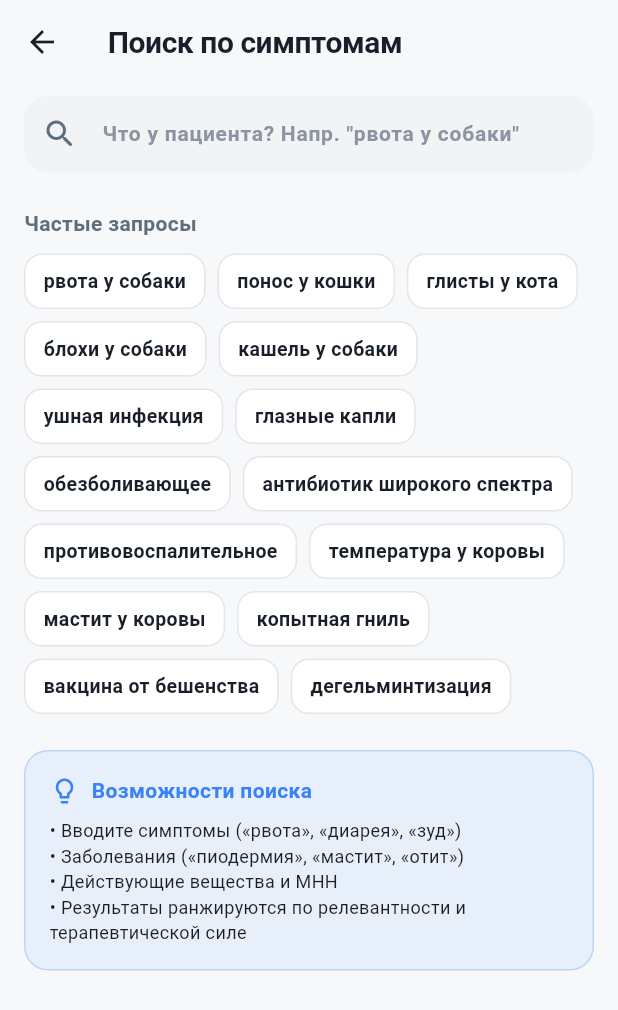
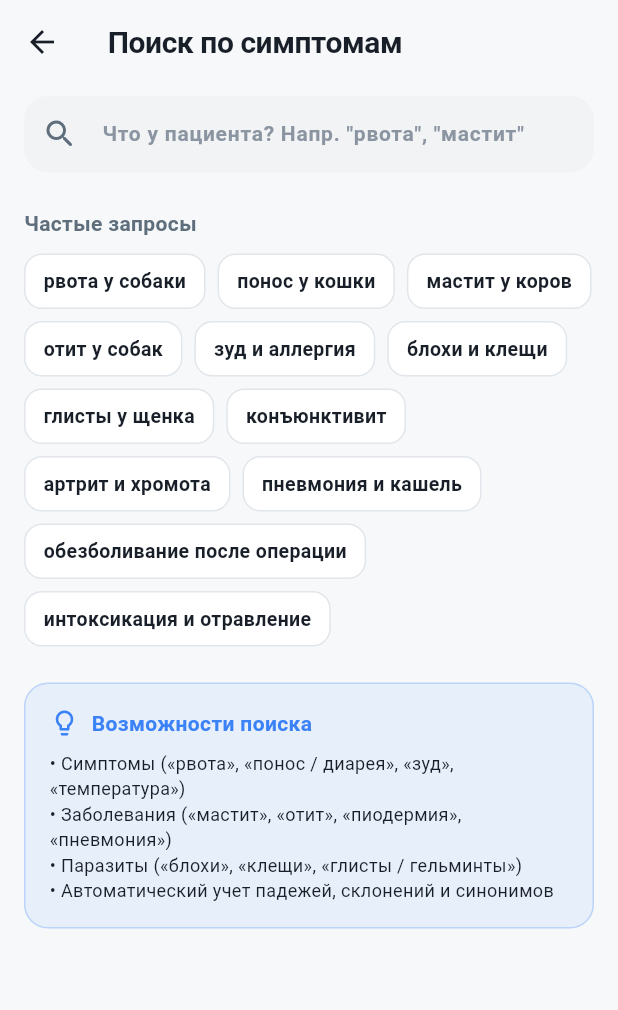
Before and after one commit to shray77/vetvoice, a Flutter app: the SymptomSearchScreen screen opened directly, on a phone screen of 412 x 824 dp. Shown: the top 1010 px of the screen. Run offline on Flutter 3.47's test engine with Material 3 defaults, Android fonts, the phone set to English and light mode, and no system bars; our stand-ins replace flutter_tts, pdf, printing, share_plus, shared_preferences, speech_to_text; accounts and stored records are empty; network calls fail; statements that could not run were skipped.

Commit message:
fix: restore Cyrillic support, Russian stemming, and synonyms in symptom search service

```diff
--- a/lib/screens/symptom_search_screen.dart
+++ b/lib/screens/symptom_search_screen.dart
@@ -1,9 +1,10 @@
 import 'package:flutter/material.dart';
 import '../models/calc_drug.dart';
+import '../providers/vet_provider.dart';
 import '../services/symptom_search_service.dart';
 import '../utils/app_theme.dart';
 
-/// SymptomSearchScreen — поиск препаратов по симптомам и показаниям
+/// SymptomSearchScreen — поиск препаратов по симптомам, показаниям и синдромам
 class SymptomSearchScreen extends StatefulWidget {
   final void Function(CalcDrug)? onDrugSelected;
 
@@ -52,8 +53,9 @@ class _SymptomSearchScreenState extends State<SymptomSearchScreen> {
       });
       return;
     }
+    final activeAnimal = VetProvider().selectedAnimal?.name;
     setState(() {
-      _results = _searchService.search(query, limit: 30);
+      _results = _searchService.search(query, animalFilter: activeAnimal, limit: 40);
       _hasSearched = true;
     });
   }
@@ -61,6 +63,7 @@ class _SymptomSearchScreenState extends State<SymptomSearchScreen> {
   @override
   Widget build(BuildContext context) {
     final isDark = AppTheme.isDark(context);
+    final activeAnimal = VetProvider().selectedAnimal;
 
     return Scaffold(
       backgroundColor: AppTheme.backgroundColor(context),
@@ -71,6 +74,28 @@ class _SymptomSearchScreenState extends State<SymptomSearchScreen> {
           ? const Center(child: CircularProgressIndicator(color: AppTheme.safeGreen))
           : Column(
               children: [
+                // Активное животное (если выбрано)
+                if (activeAnimal != null)
+                  Container(
+                    width: double.infinity,
+                    padding: const EdgeInsets.symmetric(horizontal: 16, vertical: 8),
+                    color: AppTheme.safeGreen.withOpacity(isDark ? 0.12 : 0.08),
+                    child: Row(
+                      children: [
+                        Text(activeAnimal.icon, style: const TextStyle(fontSize: 16)),
+                        const SizedBox(width: 8),
+                        Text(
+                          'Приоритет для: ${activeAnimal.name}',
+                          style: TextStyle(
+                            fontSize: 12,
+                            fontWeight: FontWeight.w600,
+                            color: isDark ? AppTheme.safeGreenLight : AppTheme.safeGreenDark,
+                          ),
+                        ),
+                      ],
+                    ),
+                  ),
+
                 // Поле поиска
                 Container(
                   padding: const EdgeInsets.symmetric(horizontal: 16, vertical: 8),
@@ -84,7 +109,7 @@ class _SymptomSearchScreenState extends State<SymptomSearchScreen> {
                       color: AppTheme.textPrimaryColor(context),
                     ),
                     decoration: InputDecoration(
-                      hintText: 'Что у пациента? Напр. "рвота у собаки"',
+                      hintText: 'Что у пациента? Напр. "рвота", "мастит"',
                       prefixIcon: Icon(Icons.search_rounded, color: AppTheme.textSecondaryColor(context)),
                       suffixIcon: _controller.text.isNotEmpty
                           ? IconButton(
@@ -99,7 +124,7 @@ class _SymptomSearchScreenState extends State<SymptomSearchScreen> {
                     onSubmitted: _performSearch,
                     onChanged: (value) {
                       setState(() {});
-                      Future.delayed(const Duration(milliseconds: 250), () {
+                      Future.delayed(const Duration(milliseconds: 200), () {
                         if (_controller.text == value) {
                           _performSearch(value);
                         }
@@ -188,11 +213,10 @@ class _SymptomSearchScreenState extends State<SymptomSearchScreen> {
               ),
               const SizedBox(height: 8),
               Text(
-                '• Вводите симптомы («рвота», «диарея», «зуд»)\n'
-                '• Заболевания («пиодермия», '
-                '«мастит», «отит»)\n'
-                '• Действующие вещества и МНН\n'
-                '• Результаты ранжируются по релевантности и терапевтической силе',
+                '• Симптомы («рвота», «понос / диарея», «зуд», «температура»)\n'
+                '• Заболевания («мастит», «отит», «пиодермия», «пневмония»)\n'
+                '• Паразиты («блохи», «клещи», «глисты / гельминты»)\n'
+                '• Автоматический учет падежей, склонений и синонимов',
                 style: TextStyle(
                   fontSize: 12,
                   color: AppTheme.textPrimaryColor(context),
@@ -249,10 +273,11 @@ class _SymptomSearchScreenState extends State<SymptomSearchScreen> {
           result: r,
           rank: index + 1,
           onTap: () {
+            VetProvider().selectDrug(r.drug);
             if (widget.onDrugSelected != null) {
               widget.onDrugSelected!(r.drug);
-              Navigator.pop(context);
             }
+            Navigator.pop(context);
           },
         );
       },
@@ -294,7 +319,7 @@ class _SearchResultCard extends StatelessWidget {
           child: Row(
             crossAxisAlignment: CrossAxisAlignment.start,
             children: [
-              // Ранг / Значок категории
+              // Значок категории
               Container(
                 width: 38,
                 height: 38,
@@ -395,6 +420,20 @@ class _SearchResultCard extends StatelessWidget {
                             )),
                       ],
                     ),
+                    if (drug.indications.isNotEmpty)
+                      Padding(
+                        padding: const EdgeInsets.only(top: 6),
+                        child: Text(
+                          drug.indications,
+                          style: TextStyle(
+                            fontSize: 11,
+                            color: AppTheme.textSecondaryColor(context),
+                            height: 1.3,
+                          ),
+                          maxLines: 2,
+                          overflow: TextOverflow.ellipsis,
+                        ),
+                      ),
                     if (drug.dosePerKg > 0)
                       Padding(
                         padding: const EdgeInsets.only(top: 6),
--- a/lib/services/symptom_search_service.dart
+++ b/lib/services/symptom_search_service.dart
@@ -1,31 +1,13 @@
-// SymptomSearchService — поиск препаратов по показаниям/симптомам.
-//
-// Использует обратный индекс: для каждого ключевого слова из indications
-// хранится список drug_id. При поиске — пересекаем множества.
-//
-// Источник данных: drugs_calc.json → drug.indications
-//
-// Использование:
-//   final svc = SymptomSearchService();
-//   await svc.init();
-//   final results = svc.search('рвота у собаки');
-//   // results: [{ drug: CalcDrug, score: 3, matched_terms: ['рвота', 'собак'] }]
-//
-// Алгоритм поиска:
-//   1. Нормализуем запрос: lower-case, удаление пунктуации
-//   2. Токенизация: разбиваем на слова, убираем стоп-слова
-//   3. Для каждого токена ищем в обратном индексе
-//   4. Сортируем по количеству совпадений (score)
-//   5. Возвращаем top-N результатов
-
 import 'dart:convert';
+import 'dart:isolate';
 import 'package:flutter/foundation.dart';
 import 'package:flutter/services.dart' show rootBundle;
 import '../models/calc_drug.dart';
+import '../providers/vet_provider.dart';
 
 class SearchResult {
   final CalcDrug drug;
-  final int score;             // количество совпавших токенов
+  final int score;
   final List<String> matchedTerms;
 
   const SearchResult({
@@ -35,10 +17,14 @@ class SearchResult {
   });
 }
 
+/// Сервис полнотекстового и семантического поиска препаратов по симптомам, показаниям и синдромам
 class SymptomSearchService {
+  static final SymptomSearchService _instance = SymptomSearchService._internal();
+  factory SymptomSearchService() => _instance;
+  SymptomSearchService._internal();
+
   static const String _assetPath = 'assets/data/drugs_calc.json';
 
-  // Стоп-слова — не индексируем
   static const Set<String> _stopWords = {
     'и', 'или', 'не', 'на', 'в', 'с', 'по', 'для', 'при', 'к', 'от',
     'до', 'из', 'у', 'о', 'об', 'за', 'что', 'это', 'как', 'так',
@@ -46,120 +32,270 @@ class SymptomSearchService {
     'at', 'by', 'with', 'from', 'as',
   };
 
-  final Map<String, Set<int>> _index = {};  // token -> {drug_id, ...}
-  final Map<int, CalcDrug> _drugs = {};     // drug_id -> CalcDrug
+  // Русские окончания для стемминга
+  static const List<String> _russianEndings = [
+    'ами', 'ями', 'ого', 'его', 'ому', 'ему', 'ыми', 'ими',
+    'ых', 'их', 'ой', 'ей', 'ам', 'ям', 'ов', 'ев', 'ах', 'ях',
+    'ия', 'ии', 'ию', 'ие', 'ые', 'ое', 'ая', 'яя', 'ую', 'юю',
+    'ат', 'ят', 'ет', 'ит', 'ть', 'ти', 'ся', 'сь',
+    'а', 'я', 'у', 'ю', 'е', 'о', 'ы', 'и', 'ь',
+  ];
+
+  // Синонимы и связанные термины в ветеринарии
+  static const Map<String, List<String>> _synonyms = {
+    'рвот': ['тошнот', 'рвотн', 'маропитант', 'церукал', 'метоклопрамид', 'гастрит'],
+    'тошнот': ['рвот', 'рвотн'],
+    'понос': ['диаре', 'энтерит', 'жидк стул', 'колит', 'гастроэнтерит'],
+    'диаре': ['понос', 'энтерит', 'колит', 'гастроэнтерит'],
+    'мастит': ['вымя', 'маститн', 'молочн желез'],
+    'отит': ['ушн', 'ух', 'слухов проход'],
+    'ух': ['отит', 'ушн'],
+    'зуд': ['дерматит', 'аллерги', 'чешет', 'алопеци', 'кожи', 'экзем'],
+    'блох': ['клещ', 'эктопаразит', 'инсектоакарицид', 'акарицид', 'инсектицид', 'фипронил'],
+    'клещ': ['блох', 'эктопаразит', 'инсектоакарицид', 'акарицид', 'пироплазмоз', 'бабезиоз'],
+    'глист': ['гельминт', 'нематод', 'цестод', 'дегельминтизац', 'паразит', 'аскарид'],
+    'гельминт': ['глист', 'нематод', 'цестод', 'дегельминтизац'],
+    'глаз': ['конъюнктивит', 'кератит', 'глазн', 'слезотечен', 'блефарит'],
+    'конъюнктивит': ['глаз', 'кератит', 'глазн'],
+    'сустав': ['артрит', 'артроз', 'хромот', 'нпвс', 'бол', 'синовит'],
+    'бол': ['обезболиван', 'анальгези', 'нпвс', 'спазм', 'воспален', 'мелоксикам'],
+    'температур': ['лихорадк', 'жар', 'гипертерми', 'жаропонижающ'],
+    'лихорадк': ['температур', 'жар', 'гипертерми'],
+    'кашел': ['бронхит', 'пневмони', 'трахеит', 'легк', 'дыхательн'],
+    'пневмони': ['кашел', 'бронхит', 'легк', 'антибиотик'],
+    'ран': ['язв', 'порез', 'заживлен', 'антисептик', 'травм', 'шов'],
+    'сердц': ['кардио', 'сердечн', 'миокард', 'ветмедин', 'пимобендан', 'хсн'],
+    'почк': ['нефрит', 'почечн', 'хпн', 'цистит', 'урологич'],
+    'цистит': ['почк', 'мочеиспускан', 'мочев', 'урологич'],
+    'печен': ['гепатит', 'печеночн', 'гепатопротектор'],
+  };
+
+  static const Map<String, String> _speciesKeywords = {
+    'собак': 'Собаки',
+    'пёс': 'Собаки',
+    'пес': 'Собаки',
+    'щен': 'Собаки',
+    'кошк': 'Кошки',
+    'кот': 'Кошки',
+    'котят': 'Кошки',
+    'коров': 'КРС',
+    'бык': 'КРС',
+    'теленок': 'КРС',
+    'телёнок': 'КРС',
+    'крс': 'КРС',
+    'свин': 'Свиньи',
+    'порос': 'Свиньи',
+    'хряк': 'Свиньи',
+    'овц': 'Овцы',
+    'баран': 'Овцы',
+    'ягнен': 'Овцы',
+    'коз': 'Овцы',
+    'лошад': 'Лошади',
+    'кон': 'Лошади',
+    'жереб': 'Лошади',
+    'птиц': 'Птица',
+    'кур': 'Птица',
+    'цыплен': 'Птица',
+    'кролик': 'Кролики',
+  };
+
+  final Map<String, Set<int>> _index = {};
+  final Map<int, CalcDrug> _drugs = {};
   bool _isLoaded = false;
 
   bool get isLoaded => _isLoaded;
   int get indexedDrugs => _drugs.length;
 
-  /// Загрузить базу и построить индекс.
+  /// Инициализация индекса (из VetProvider или файла)
   Future<void> init() async {
-    if (_isLoaded) return;
+    if (_isLoaded && _drugs.isNotEmpty) return;
+
     try {
+      // 1. Пробуем взять уже загруженные данные из VetProvider (0 мс задержки)
+      final provider = VetProvider();
+      if (provider.allCalcDrugs.isNotEmpty) {
+        _buildIndexFromDrugs(provider.allCalcDrugs);
+        _isLoaded = true;
+        debugPrint('✅ SymptomSearch: быстрый старт из VetProvider (${_drugs.length} преп., ${_index.length} токенов)');
+        return;
+      }
+
+      // 2. Иначе парсим в фоне через Isolate
       final jsonString = await rootBundle.loadString(_assetPath);
-      final data = jsonDecode(jsonString) as Map<String, dynamic>;
-      final drugsList = data['drugs_calc'] as List<dynamic>? ?? [];
+      final rawList = await Isolate.run(() {
+        final data = jsonDecode(jsonString) as Map<String, dynamic>;
+        return (data['drugs_calc'] as List<dynamic>? ?? []);
+      });
 
-      for (final drugJson in drugsList) {
-        try {
-          final drug = CalcDrug.fromJson(drugJson as Map<String, dynamic>);
-          _drugs[drug.id] = drug;
-
-          // Индексируем indications + name + inn + category
-          final text = '${drug.indications} ${drug.name} ${drug.inn} '
-              '${drug.category}';
-          final tokens = _tokenize(text);
-          for (final token in tokens) {
-            _index.putIfAbsent(token, () => {}).add(drug.id);
-          }
-        } catch (e) {
-          debugPrint('SymptomSearch: skip drug #$drugJson: $e');
+      final drugs = <CalcDrug>[];
+      for (final item in rawList) {
+        if (item is Map<String, dynamic>) {
+          try {
+            drugs.add(CalcDrug.fromJson(item));
+          } catch (_) {}
         }
       }
+
+      _buildIndexFromDrugs(drugs);
       _isLoaded = true;
-      debugPrint('SymptomSearch: ${_drugs.length} drugs, '
-          '${_index.length} unique tokens');
+      debugPrint('✅ SymptomSearch: фоновая загрузка (${_drugs.length} преп., ${_index.length} токенов)');
     } catch (e) {
-      debugPrint('SymptomSearch init error: $e');
+      debugPrint('❌ SymptomSearch init error: $e');
     }
   }
 
-  /// Токенизация текста: lower-case, удаление пунктуации, фильтр стоп-слов.
+  void _buildIndexFromDrugs(List<CalcDrug> drugs) {
+    _drugs.clear();
+    _index.clear();
+
+    for (final drug in drugs) {
+      _drugs[drug.id] = drug;
+
+      final text = '${drug.name} ${drug.inn} ${drug.indications} ${drug.category} '
+          '${drug.subcategory ?? ""} ${drug.animals.join(" ")}';
+      final tokens = _tokenize(text);
+
+      for (final token in tokens) {
+        _index.putIfAbsent(token, () => {}).add(drug.id);
+      }
+    }
+  }
+
+  /// Стемминг русского слова (усечение окончаний)
+  static String _stem(String word) {
+    word = word.toLowerCase().trim();
+    if (word.length <= 3) return word;
+    for (final ending in _russianEndings) {
+      if (word.endsWith(ending) && (word.length - ending.length) >= 3) {
+        return word.substring(0, word.length - ending.length);
+      }
+    }
+    return word;
+  }
+
+  /// Корректная токенизация с поддержкой русского языка
   List<String> _tokenize(String text) {
     final lower = text.toLowerCase();
-    // Удаляем пунктуацию, оставляем буквы/цифры/пробелы
-    final cleaned = lower.replaceAll(RegExp(r'[^\w\s\-]'), ' ');
-    final tokens = cleaned.split(RegExp(r'\s+')).where((t) => t.isNotEmpty);
-    // Фильтр стоп-слов и слишком коротких
-    return tokens
-        .where((t) => t.length >= 3 && !_stopWords.contains(t))
-        .toList();
+    // Сохраняем кириллицу, латиницу, цифры и дефис
+    final cleaned = lower.replaceAll(RegExp(r'[^a-zа-яё0-9\s\-]'), ' ');
+    final rawTokens = cleaned.split(RegExp(r'\s+')).where((t) => t.isNotEmpty);
+
+    final result = <String>{};
+    for (final t in rawTokens) {
+      if (t.length >= 3 && !_stopWords.contains(t)) {
+        result.add(_stem(t));
+      }
+    }
+    return result.toList();
   }
 
-  /// Поиск препаратов по запросу.
-  ///
-  /// Возвращает список, отсортированный по убыванию score.
-  /// [limit] — максимальное число результатов (по умолчанию 20).
-  List<SearchResult> search(String query, {int limit = 20}) {
-    if (!_isLoaded || query.trim().isEmpty) return [];
+  /// Полнотекстовый и синонимический поиск по симптомам
+  List<SearchResult> search(String query, {String? animalFilter, int limit = 30}) {
+    if (!_isLoaded && _drugs.isEmpty) {
+      final provider = VetProvider();
+      if (provider.allCalcDrugs.isNotEmpty) {
+        _buildIndexFromDrugs(provider.allCalcDrugs);
+        _isLoaded = true;
+      }
+    }
 
-    final tokens = _tokenize(query);
-    if (tokens.isEmpty) return [];
+    if (query.trim().isEmpty) return [];
 
-    // Подсчёт совпадений для каждого препарата
-    final Map<int, int> scores = {};        // drug_id -> score
-    final Map<int, Set<String>> matched = {}; // drug_id -> matched terms
+    final rawTokens = _tokenize(query);
+    if (rawTokens.isEmpty) return [];
 
-    for (final token in tokens) {
-      // Точное совпадение
-      final ids = _index[token];
-      if (ids != null) {
-        for (final id in ids) {
-          scores[id] = (scores[id] ?? 0) + 2;  // точное = 2 очка
+    // Определяем вид животного из запроса или фильтра
+    String? targetAnimal = animalFilter;
+    for (final token in rawTokens) {
+      if (_speciesKeywords.containsKey(token)) {
+        targetAnimal = _speciesKeywords[token];
+        break;
+      }
+    }
+
+    // Расширяем токены синонимами
+    final queryTokens = <String>{...rawTokens};
+    for (final token in rawTokens) {
+      if (_synonyms.containsKey(token)) {
+        queryTokens.addAll(_synonyms[token]!);
+      }
+      _synonyms.forEach((key, synList) {
+        if (key.startsWith(token) || token.startsWith(key)) {
+          queryTokens.addAll(synList);
+        }
+      });
+    }
+
+    final Map<int, int> scores = {};
+    final Map<int, Set<String>> matched = {};
+
+    for (final token in queryTokens) {
+      final isOriginalToken = rawTokens.contains(token);
+      final weightMultiplier = isOriginalToken ? 3 : 1;
+
+      // 1. Точное совпадение основы
+      final exactIds = _index[token];
+      if (exactIds != null) {
+        for (final id in exactIds) {
+          scores[id] = (scores[id] ?? 0) + (3 * weightMultiplier);
           matched.putIfAbsent(id, () => {}).add(token);
         }
       }
-      // Частичное совпадение (начинается с токена)
+
+      // 2. Префиксное совпадение
       _index.forEach((key, ids) {
-        if (key.startsWith(token) && key != token) {
+        if (key != token && (key.startsWith(token) || token.startsWith(key))) {
           for (final id in ids) {
-            scores[id] = (scores[id] ?? 0) + 1;  // частичное = 1 очко
-            matched.putIfAbsent(id, () => {}).add(token);
+            scores[id] = (scores[id] ?? 0) + (1 * weightMultiplier);
+            matched.putIfAbsent(id, () => {}).add(key);
           }
         }
       });
     }
 
-    // Сортируем по score (убывание)
+    // Бонус за соответствие животному
+    if (targetAnimal != null && targetAnimal.isNotEmpty) {
+      for (final id in scores.keys.toList()) {
+        final drug = _drugs[id];
+        if (drug != null && drug.isForAnimal(targetAnimal)) {
+          scores[id] = (scores[id] ?? 0) + 5;
+        }
+      }
+    }
+
+    // Сортировка по очкам
     final sortedIds = scores.keys.toList()
-      ..sort((a, b) => scores[b]!.compareTo(scores[a]!));
+      ..sort((a, b) {
+        final scoreCmp = scores[b]!.compareTo(scores[a]!);
+        if (scoreCmp != 0) return scoreCmp;
+        // При равных очках предпочтение препаратам с дозировкой
+        final drugA = _drugs[a]!;
+        final drugB = _drugs[b]!;
+        return (drugB.dosePerKg > 0 ? 1 : 0).compareTo(drugA.dosePerKg > 0 ? 1 : 0);
+      });
 
     return sortedIds.take(limit).map((id) {
       return SearchResult(
         drug: _drugs[id]!,
         score: scores[id]!,
-        matchedTerms: matched[id]!.toList(),
+        matchedTerms: matched[id]!.take(4).toList(),
       );
     }).toList();
   }
 
-  /// Получить популярные поисковые запросы (для подсказок).
+  /// Популярные частые запросы для ветеринаров
   List<String> get popularQueries => [
     'рвота у собаки',
     'понос у кошки',
-    'глисты у кота',
-    'блохи у собаки',
-    'кашель у собаки',
-    'ушная инфекция',
-    'глазные капли',
-    'обезболивающее',
-    'антибиотик широкого спектра',
-    'противовоспалительное',
-    'температура у коровы',
-    'мастит у коровы',
-    'копытная гниль',
-    'вакцина от бешенства',
-    'дегельминтизация',
+    'мастит у коров',
+    'отит у собак',
+    'зуд и аллергия',
+    'блохи и клещи',
+    'глисты у щенка',
+    'конъюнктивит',
+    'артрит и хромота',
+    'пневмония и кашель',
+    'обезболивание после операции',
+    'интоксикация и отравление',
   ];
 }
```
